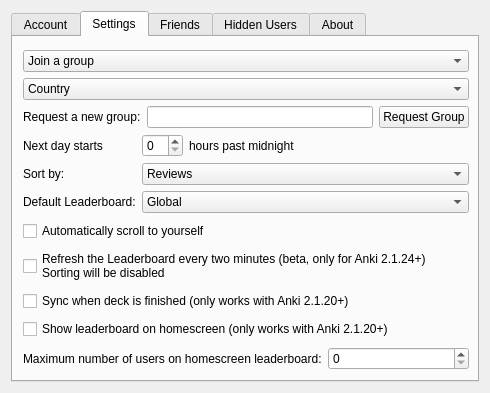
Above: designer/setup.ui from ThoreBor/Anki_Leaderboard before the change. Below: the same form after it.
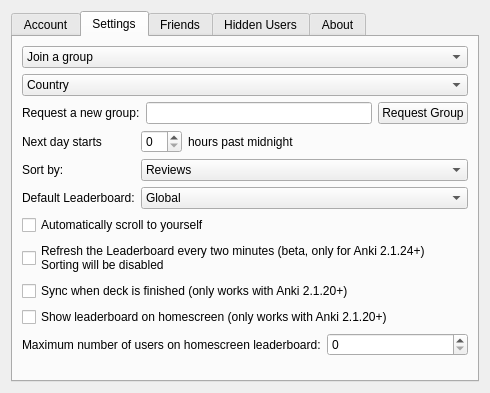
That is the form after the change. The open tabs and pages were chosen to show the change. Icons and pictures are not drawn.

```diff
--- a/designer/setup.ui
+++ b/designer/setup.ui
@@ -26,7 +26,7 @@
   <property name="locale">
    <locale language="English" country="UnitedStates"/>
   </property>
-  <layout class="QVBoxLayout" name="verticalLayout">
+  <layout class="QVBoxLayout" name="verticalLayout_5">
    <property name="sizeConstraint">
     <enum>QLayout::SetMinimumSize</enum>
    </property>
@@ -232,15 +232,8 @@
       <attribute name="title">
        <string>Settings</string>
       </attribute>
-      <widget class="QWidget" name="">
-       <property name="geometry">
-        <rect>
-         <x>10</x>
-         <y>11</y>
-         <width>446</width>
-         <height>324</height>
-        </rect>
-       </property>
+      <layout class="QVBoxLayout" name="verticalLayout">
+       <item>
        <layout class="QVBoxLayout" name="verticalLayout_3">
         <item>
          <layout class="QGridLayout" name="gl2">
@@ -441,12 +434,33 @@
            </widget>
           </item>
           <item>
-           <widget class="QSpinBox" name="maxUsers"/>
-          </item>
-         </layout>
-        </item>
-       </layout>
-      </widget>
+            <widget class="QSpinBox" name="maxUsers">
+             <property name="maximum">
+              <number>99999</number>
+             </property>
+            </widget>
+           </item>
+          </layout>
+         </item>
+        </layout>
+       </item>
+       <item>
+        <spacer name="verticalSpacer_3">
+         <property name="orientation">
+          <enum>Qt::Vertical</enum>
+         </property>
+         <property name="sizeType">
+          <enum>QSizePolicy::MinimumExpanding</enum>
+         </property>
+         <property name="sizeHint" stdset="0">
+          <size>
+           <width>20</width>
+           <height>0</height>
+          </size>
+         </property>
+        </spacer>
+       </item>
+      </layout>
      </widget>
      <widget class="QWidget" name="tabFriends">
       <attribute name="title">
```
Left out of the diff: 2 changed lines with no effect on the pictures. Lines whose indentation alone changed are shown as unchanged.
